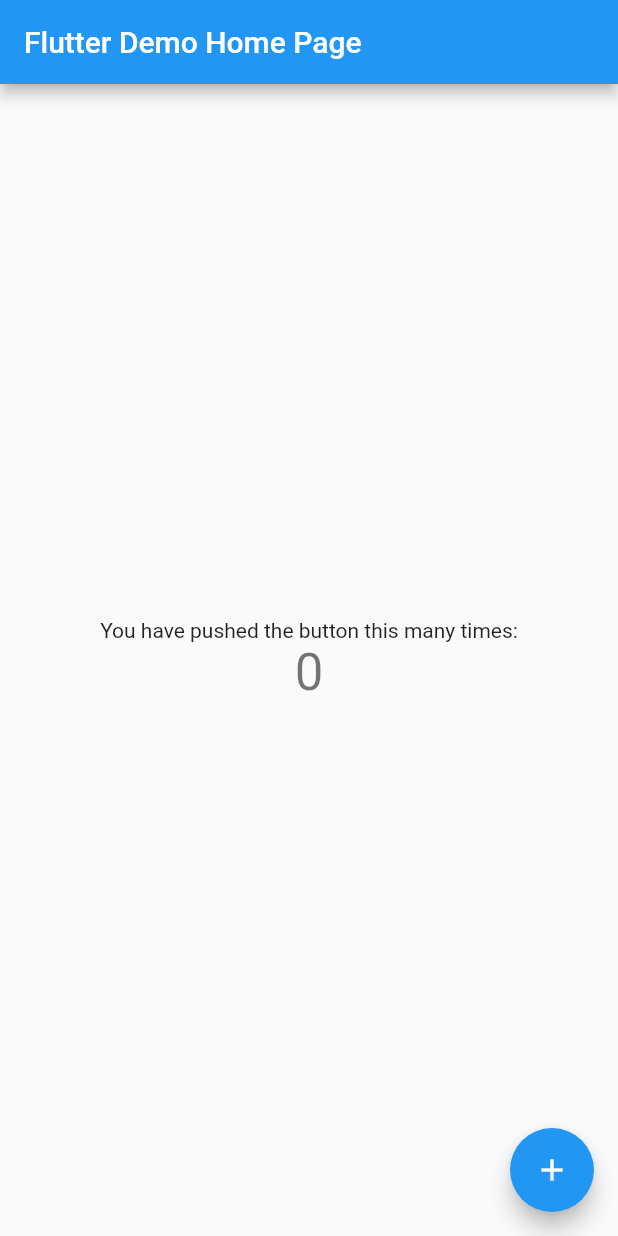
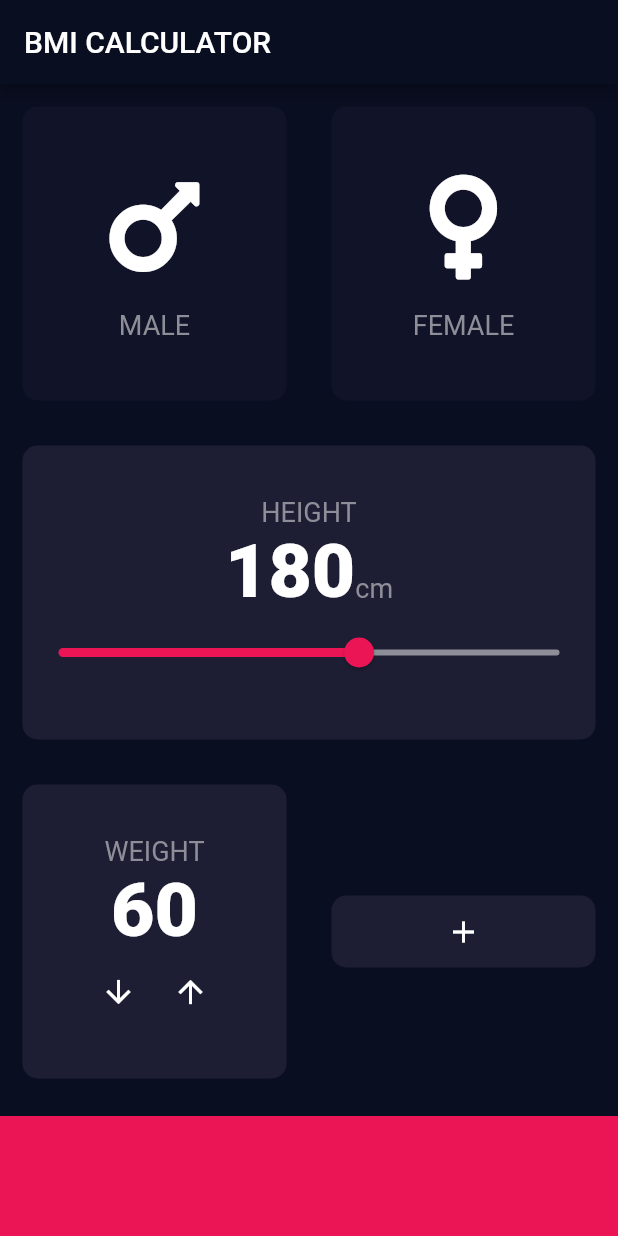
Before and after one commit to nadjaharold/practice-flutter, a Flutter app: the screen it shows after launch, on a phone screen of 412 x 824 dp. Run offline on Flutter 3.47's test engine with Material 2 defaults, Android fonts, the phone set to English and light mode, and no system bars; our stand-ins replace font_awesome_flutter.

Commit message:
add Screen etc

```diff
--- /dev/null
+++ b/hello_world/lib/constants.dart
@@ -0,0 +1,16 @@
+import 'package:flutter/material.dart';
+
+const kBottomContainerHeight = 80.0;
+const kActiveCardColor = Color(0xFF1D1E33);
+const kInactiveColor = Color(0xFF111328);
+const kBottomContainerColor = Color(0xFFEB1555);
+
+const kLabelTextStyle = TextStyle(
+  fontSize: 18.0,
+  color: Color(0xFF8D8E98),
+);
+
+const kNumberTextStyle = TextStyle(
+  fontSize: 50.0,
+  fontWeight: FontWeight.w900,
+);
--- /dev/null
+++ b/hello_world/lib/home.dart
@@ -0,0 +1,20 @@
+import 'package:flutter/material.dart';
+
+class HomeScreen extends StatelessWidget {
+  @override
+  Widget build(BuildContext context) {
+    return Scaffold(
+      appBar: AppBar(
+        title: Text('Home Screen'),
+      ),
+      body: Center(
+        child: RaisedButton(
+          child: Text('Launch screen'),
+          onPressed: () {
+            // ボタンを押した時に、SettingScreenへ遷移します
+          },
+        ),
+      ),
+    );
+  }
+}
--- /dev/null
+++ b/hello_world/lib/icon_content.dart
@@ -0,0 +1,28 @@
+import 'package:flutter/material.dart';
+import 'constants.dart';
+
+class IconContent extends StatelessWidget {
+  IconContent({this.icon, this.label});
+  final IconData icon;
+  final String label;
+
+  @override
+  Widget build(BuildContext context) {
+    return Column(
+      mainAxisAlignment: MainAxisAlignment.center,
+      children: [
+        Icon(
+          icon,
+          size: 80.0,
+        ),
+        SizedBox(
+          height: 15.0,
+        ),
+        Text(
+          label,
+          style: kLabelTextStyle,
+        )
+      ],
+    );
+  }
+}
--- /dev/null
+++ b/hello_world/lib/input_page.dart
@@ -0,0 +1,182 @@
+import 'package:flutter/material.dart';
+import 'package:font_awesome_flutter/font_awesome_flutter.dart';
+import 'icon_content.dart';
+import 'reusedable_card.dart';
+import 'constants.dart';
+
+enum Gender {
+  male,
+  female,
+}
+
+class InputPage extends StatefulWidget {
+  @override
+  _InputPageState createState() => _InputPageState();
+}
+
+class _InputPageState extends State<InputPage> {
+  Gender selectedGender;
+  int height = 180;
+  int weight = 60;
+
+  @override
+  Widget build(BuildContext context) {
+    return Scaffold(
+      appBar: AppBar(
+        title: Text('BMI CALCULATOR'),
+      ),
+      body: Column(
+        crossAxisAlignment: CrossAxisAlignment.stretch,
+        children: [
+          Expanded(
+              child: Row(
+            children: [
+              Expanded(
+                child: ReusedableCard(
+                  onPress: () {
+                    setState(() {
+                      selectedGender = Gender.male;
+                    });
+                  },
+                  colour: selectedGender == Gender.male
+                      ? kActiveCardColor
+                      : kInactiveColor,
+                  cardChild: IconContent(
+                    icon: FontAwesomeIcons.mars,
+                    label: 'MALE',
+                  ),
+                ),
+              ),
+              Expanded(
+                child: ReusedableCard(
+                  onPress: () {
+                    setState(() {
+                      selectedGender = Gender.female;
+                    });
+                  },
+                  colour: selectedGender == Gender.female
+                      ? kActiveCardColor
+                      : kInactiveColor,
+                  cardChild: IconContent(
+                    icon: FontAwesomeIcons.venus,
+                    label: 'FEMALE',
+                  ),
+                ),
+              ),
+            ],
+          )),
+          Expanded(
+            child: ReusedableCard(
+              colour: kActiveCardColor,
+              cardChild: Column(
+                mainAxisAlignment: MainAxisAlignment.center,
+                children: [
+                  Text(
+                    'HEIGHT',
+                    style: kLabelTextStyle,
+                  ),
+                  Row(
+                    mainAxisAlignment: MainAxisAlignment.center,
+                    crossAxisAlignment: CrossAxisAlignment.baseline,
+                    textBaseline: TextBaseline.alphabetic,
+                    children: [
+                      Text(
+                        height.toString(),
+                        style: kNumberTextStyle,
+                      ),
+                      Text(
+                        'cm',
+                        style: kLabelTextStyle,
+                      ),
+                    ],
+                  ),
+                  Slider(
+                    value: height.toDouble(),
+                    min: 120.0,
+                    max: 220.0,
+                    activeColor: Color(0xFFEB1555),
+                    inactiveColor: Color(0xFF8D8E98),
+                    onChanged: (double newValue) {
+                      setState(() {
+                        height = newValue.round();
+                      });
+                    },
+                  ),
+                ],
+              ),
+            ),
+          ),
+          Expanded(
+              child: Row(
+            children: [
+              Expanded(
+                child: ReusedableCard(
+                  colour: kActiveCardColor,
+                  cardChild: Column(
+                    mainAxisAlignment: MainAxisAlignment.center,
+                    children: [
+                      Text(
+                        'WEIGHT',
+                        style: kLabelTextStyle,
+                      ),
+                      Row(
+                        mainAxisAlignment: MainAxisAlignment.center,
+                        crossAxisAlignment: CrossAxisAlignment.baseline,
+                        textBaseline: TextBaseline.alphabetic,
+                        children: [
+                          Text(
+                            weight.toString(),
+                            style: kNumberTextStyle,
+                          ),
+                        ],
+                      ),
+                      Row(
+                          mainAxisAlignment: MainAxisAlignment.center,
+                          crossAxisAlignment: CrossAxisAlignment.baseline,
+                          textBaseline: TextBaseline.alphabetic,
+                          children: [
+                            IconButton(
+                              icon: Icon(Icons.arrow_downward),
+                              onPressed: () {
+                                setState(() {
+                                  weight -= 1;
+                                });
+                              },
+                            ),
+                            IconButton(
+                              icon: Icon(Icons.arrow_upward),
+                              onPressed: () {
+                                setState(() {
+                                  weight += 1;
+                                });
+                              },
+                            ),
+                          ])
+                    ],
+                  ),
+                ),
+              ),
+              Expanded(
+                child: ReusedableCard(
+                  colour: kActiveCardColor,
+                  cardChild: IconButton(
+                    icon: Icon(Icons.add),
+                    onPressed: () {
+                      Navigator.pushNamed(context, '/setting');
+                    },
+                  ),
+                ),
+              ),
+            ],
+          )),
+          Container(
+            color: kBottomContainerColor,
+            height: kBottomContainerHeight,
+            width: double.infinity,
+            margin: EdgeInsets.only(top: 10.0),
+          ),
+        ],
+      ),
+    );
+  }
+}
--- a/hello_world/lib/main.dart
+++ b/hello_world/lib/main.dart
@@ -1,117 +1,26 @@
 import 'package:flutter/material.dart';
+import 'input_page.dart';
+import 'home.dart';
+import 'setting.dart';
 
-void main() {
-  runApp(MyApp());
-}
+void main() => runApp(BMICalculator());
 
-class MyApp extends StatelessWidget {
-  // This widget is the root of your application.
+class BMICalculator extends StatelessWidget {
   @override
   Widget build(BuildContext context) {
     return MaterialApp(
-      title: 'Flutter Demo',
-      theme: ThemeData(
-        // This is the theme of your application.
-        //
-        // Try running your application with "flutter run". You'll see the
-        // application has a blue toolbar. Then, without quitting the app, try
-        // changing the primarySwatch below to Colors.green and then invoke
-        // "hot reload" (press "r" in the console where you ran "flutter run",
-        // or simply save your changes to "hot reload" in a Flutter IDE).
-        // Notice that the counter didn't reset back to zero; the application
-        // is not restarted.
-        primarySwatch: Colors.blue,
-        // This makes the visual density adapt to the platform that you run
-        // the app on. For desktop platforms, the controls will be smaller and
-        // closer together (more dense) than on mobile platforms.
-        visualDensity: VisualDensity.adaptivePlatformDensity,
+      theme: ThemeData.dark().copyWith(
+        primaryColor: Color(0xFF0A0E21),
+        scaffoldBackgroundColor: Color(0xFF0A0E21),
       ),
-      home: MyHomePage(title: 'Flutter Demo Home Page'),
+      home: InputPage(),
+      initialRoute: '/',
+      routes: {
+        // '/'routeに遷移する時にHomeScreen widgetをビルド。
+        // '/': (context) => HomeScreen(),
+        // 同じく'/setting'routeに遷移する時にSettingScreen widgetをビルド。
+        '/setting': (context) => SettingScreen(),
+      },
     );
   }
 }
-
-class MyHomePage extends StatefulWidget {
-  MyHomePage({Key key, this.title}) : super(key: key);
-
-  // This widget is the home page of your application. It is stateful, meaning
-  // that it has a State object (defined below) that contains fields that affect
-  // how it looks.
-
-  // This class is the configuration for the state. It holds the values (in this
-  // case the title) provided by the parent (in this case the App widget) and
-  // used by the build method of the State. Fields in a Widget subclass are
-  // always marked "final".
-
-  final String title;
-
-  @override
-  _MyHomePageState createState() => _MyHomePageState();
-}
-
-class _MyHomePageState extends State<MyHomePage> {
-  int _counter = 0;
-
-  void _incrementCounter() {
-    setState(() {
-      // This call to setState tells the Flutter framework that something has
-      // changed in this State, which causes it to rerun the build method below
-      // so that the display can reflect the updated values. If we changed
-      // _counter without calling setState(), then the build method would not be
-      // called again, and so nothing would appear to happen.
-      _counter++;
-    });
-  }
-
-  @override
-  Widget build(BuildContext context) {
-    // This method is rerun every time setState is called, for instance as done
-    // by the _incrementCounter method above.
-    //
-    // The Flutter framework has been optimized to make rerunning build methods
-    // fast, so that you can just rebuild anything that needs updating rather
-    // than having to individually change instances of widgets.
-    return Scaffold(
-      appBar: AppBar(
-        // Here we take the value from the MyHomePage object that was created by
-        // the App.build method, and use it to set our appbar title.
-        title: Text(widget.title),
-      ),
-      body: Center(
-        // Center is a layout widget. It takes a single child and positions it
-        // in the middle of the parent.
-        child: Column(
-          // Column is also a layout widget. It takes a list of children and
-          // arranges them vertically. By default, it sizes itself to fit its
-          // children horizontally, and tries to be as tall as its parent.
-          //
-          // Invoke "debug painting" (press "p" in the console, choose the
-          // "Toggle Debug Paint" action from the Flutter Inspector in Android
-          // Studio, or the "Toggle Debug Paint" command in Visual Studio Code)
-          // to see the wireframe for each widget.
-          //
-          // Column has various properties to control how it sizes itself and
-          // how it positions its children. Here we use mainAxisAlignment to
-          // center the children vertically; the main axis here is the vertical
-          // axis because Columns are vertical (the cross axis would be
-          // horizontal).
-          mainAxisAlignment: MainAxisAlignment.center,
-          children: <Widget>[
-            Text(
-              'You have pushed the button this many times:',
-            ),
-            Text(
-              '$_counter',
-              style: Theme.of(context).textTheme.headline4,
-            ),
-          ],
-        ),
-      ),
-      floatingActionButton: FloatingActionButton(
-        onPressed: _incrementCounter,
-        tooltip: 'Increment',
-        child: Icon(Icons.add),
-      ), // This trailing comma makes auto-formatting nicer for build methods.
-    );
-  }
-}
--- /dev/null
+++ b/hello_world/lib/old.dart
@@ -0,0 +1,114 @@
+import 'package:flutter/material.dart';
+
+void main() {
+  runApp(MyApp());
+}
+
+class MyApp extends StatelessWidget {
+  // This widget is the root of your application.
+  @override
+  Widget build(BuildContext context) {
+    return MaterialApp(
+      title: 'Flutter Demo',
+      theme: ThemeData(
+        primaryColor: Color(0xFF00acc1),
+        primaryColorLight: Color(0xFF5ddef4),
+        primaryColorDark: Color(0xFF007c91),
+        primaryTextTheme:
+            TextTheme(headline6: TextStyle(color: Color(0xFF000000))),
+        floatingActionButtonTheme:
+            FloatingActionButtonThemeData(backgroundColor: Color(0xFF00acc1)),
+        visualDensity: VisualDensity.adaptivePlatformDensity,
+      ),
+      home: MyHomePage(title: 'Hello World!'),
+    );
+  }
+}
+
+class MyHomePage extends StatefulWidget {
+  MyHomePage({Key key, this.title}) : super(key: key);
+
+  // This widget is the home page of your application. It is stateful, meaning
+  // that it has a State object (defined below) that contains fields that affect
+  // how it looks.
+
+  // This class is the configuration for the state. It holds the values (in this
+  // case the title) provided by the parent (in this case the App widget) and
+  // used by the build method of the State. Fields in a Widget subclass are
+  // always marked "final".
+
+  final String title;
+
+  @override
+  _MyHomePageState createState() => _MyHomePageState();
+}
+
+class _MyHomePageState extends State<MyHomePage> {
+  int _counter = 0;
+
+  void _incrementCounter() {
+    setState(() {
+      // This call to setState tells the Flutter framework that something has
+      // changed in this State, which causes it to rerun the build method below
+      // so that the display can reflect the updated values. If we changed
+      // _counter without calling setState(), then the build method would not be
+      // called again, and so nothing would appear to happen.
+      _counter++;
+    });
+  }
+
+  @override
+  Widget build(BuildContext context) {
+    // This method is rerun every time setState is called, for instance as done
+    // by the _incrementCounter method above.
+    //
+    // The Flutter framework has been optimized to make rerunning build methods
+    // fast, so that you can just rebuild anything that needs updating rather
+    // than having to individually change instances of widgets.
+    return Scaffold(
+      appBar: AppBar(
+        // Here we take the value from the MyHomePage object that was created by
+        // the App.build method, and use it to set our appbar title.
+        title: Text(
+          widget.title,
+          style: TextStyle(color: Colors.white),
+        ),
+      ),
+      body: Center(
+        // Center is a layout widget. It takes a single child and positions it
+        // in the middle of the parent.
+        child: Column(
+          // Column is also a layout widget. It takes a list of children and
+          // arranges them vertically. By default, it sizes itself to fit its
+          // children horizontally, and tries to be as tall as its parent.
+          //
+          // Invoke "debug painting" (press "p" in the console, choose the
+          // "Toggle Debug Paint" action from the Flutter Inspector in Android
+          // Studio, or the "Toggle Debug Paint" command in Visual Studio Code)
+          // to see the wireframe for each widget.
+          //
+          // Column has various properties to control how it sizes itself and
+          // how it positions its children. Here we use mainAxisAlignment to
+          // center the children vertically; the main axis here is the vertical
+          // axis because Columns are vertical (the cross axis would be
+          // horizontal).
+          mainAxisAlignment: MainAxisAlignment.center,
+          children: <Widget>[
+            Text(
+              'have pushed the button this many times:',
+            ),
+            Text(
+              '$_counter',
+              style: Theme.of(context).textTheme.headline4,
+            ),
+          ],
+        ),
+      ),
+      floatingActionButton: FloatingActionButton(
+        onPressed: _incrementCounter,
+        tooltip: 'Increment',
+        child: Icon(Icons.add),
+      ), // This trailing comma makes auto-formatting nicer for build methods.
+    );
+  }
+}
--- /dev/null
+++ b/hello_world/lib/reusedable_card.dart
@@ -0,0 +1,23 @@
+import 'package:flutter/material.dart';
+
+class ReusedableCard extends StatelessWidget {
+  ReusedableCard({@required this.colour, this.cardChild, this.onPress});
+
+  final Color colour;
+  final Widget cardChild;
+  final Function onPress;
+  @override
+  Widget build(BuildContext context) {
+    return GestureDetector(
+      onTap: onPress,
+      child: Container(
+        child: cardChild,
+        margin: EdgeInsets.all(15.0),
+        decoration: BoxDecoration(
+          borderRadius: BorderRadius.circular(10.0),
+          color: colour,
+        ),
+      ),
+    );
+  }
+}
--- /dev/null
+++ b/hello_world/lib/setting.dart
@@ -0,0 +1,20 @@
+import 'package:flutter/material.dart';
+
+class SettingScreen extends StatelessWidget {
+  @override
+  Widget build(BuildContext context) {
+    return Scaffold(
+      appBar: AppBar(
+        title: Text("Setting Screen"),
+      ),
+      body: Center(
+        child: RaisedButton(
+          onPressed: () {
+            Navigator.pushNamed(context, '/');
+          },
+          child: Text('Go back!'),
+        ),
+      ),
+    );
+  }
+}
--- a/hello_world/pubspec.yaml
+++ b/hello_world/pubspec.yaml
@@ -3,7 +3,7 @@ description: A new Flutter project.
 
 # The following line prevents the package from being accidentally published to
 # pub.dev using `pub publish`. This is preferred for private packages.
-publish_to: 'none' # Remove this line if you wish to publish to pub.dev
+publish_to: "none" # Remove this line if you wish to publish to pub.dev
 
 # The following defines the version and build number for your application.
 # A version number is three numbers separated by dots, like 1.2.43
@@ -24,10 +24,10 @@ dependencies:
   flutter:
     sdk: flutter
 
-
   # The following adds the Cupertino Icons font to your application.
   # Use with the CupertinoIcons class for iOS style icons.
   cupertino_icons: ^0.1.3
+  font_awesome_flutter: ^8.4.0
 
 dev_dependencies:
   flutter_test:
@@ -38,7 +38,6 @@ dev_dependencies:
 
 # The following section is specific to Flutter.
 flutter:
-
   # The following line ensures that the Material Icons font is
   # included with your application, so that you can use the icons in
   # the material Icons class.
```
Also changed, not shown: hello_world/pubspec.lock.
